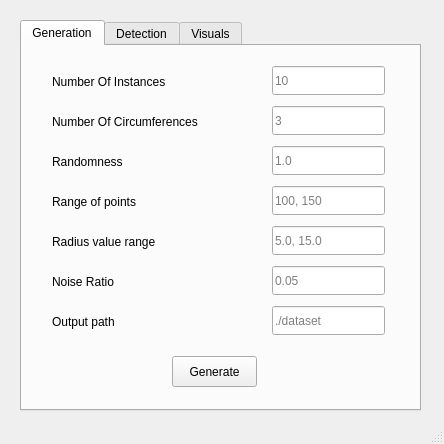
Before: the Qt Designer form clustering_rings.ui in AntonioRodriguezRuiz/ring-detection, drawn with Qt 5.
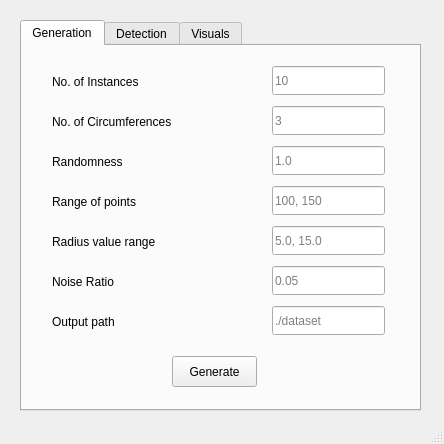
After: the same form once the commit is applied.

Patch:
```diff
--- a/clustering_rings.ui
+++ b/clustering_rings.ui
@@ -138,7 +138,7 @@
        </rect>
       </property>
       <property name="text">
-       <string>Number Of Instances</string>
+       <string>No. of Instances</string>
       </property>
      </widget>
      <widget class="QLabel" name="label_2">
@@ -151,7 +151,7 @@
        </rect>
       </property>
       <property name="text">
-       <string>Number Of Circumferences</string>
+       <string>No. of Circumferences</string>
       </property>
      </widget>
      <widget class="QLabel" name="label_3">
```
Left out of the diff: 2 changed lines with no effect on the pictures.
